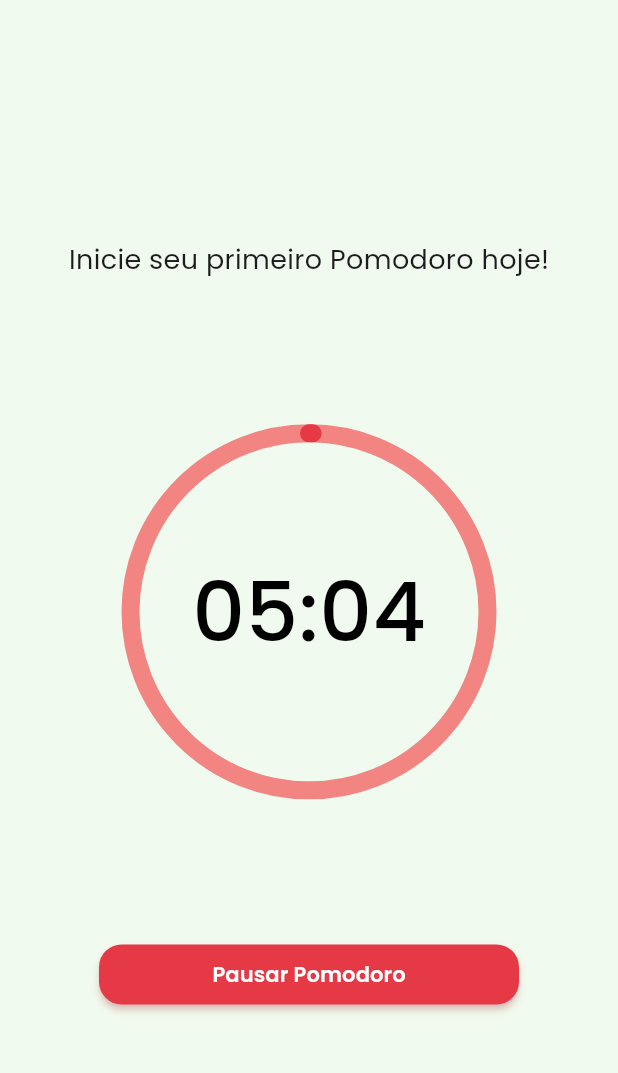
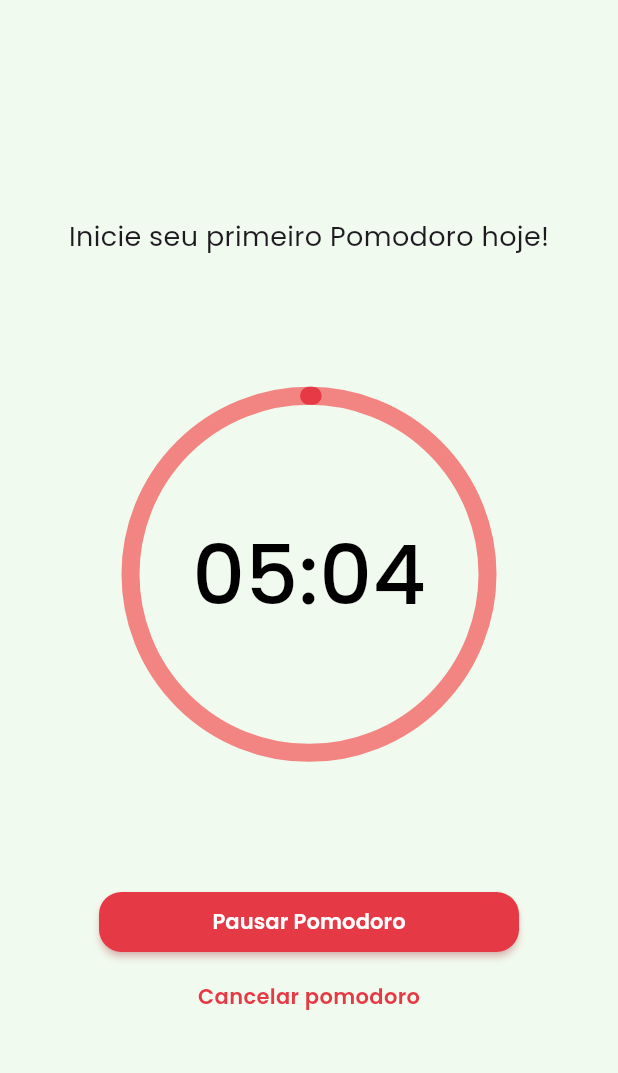
Before and after one commit to WandsonDev/Pomodoro_Timer, a Flutter app: the screen it shows after launch, after a tap on "Iniciar Pomodoro", on a phone screen of 412 x 824 dp, the part 84-1157 px from its top. Run offline on Flutter 3.47's test engine with Material 3 defaults, Android fonts, the light colour scheme and no system bars; drawn by our look-alikes of percent_indicator; our stand-ins replace google_fonts.

Commit message:
Cronômetro funcionando e UI aprimorada.

```diff
--- a/lib/screen/home_pages/home.dart
+++ b/lib/screen/home_pages/home.dart
@@ -1,8 +1,10 @@
-import 'dart:ffi';
+//import 'dart:ffi';
 import 'package:flutter/material.dart';
 import 'package:google_fonts/google_fonts.dart';
 import 'package:pomodoro_timer/utils/widgets.dart';
 import 'dart:async';
+
+import 'package:pomodoro_timer/utils/widgets/picker_style.dart';
 
 class HomePage extends StatefulWidget {
   const HomePage({super.key});
@@ -16,6 +18,10 @@ class _HomePageState extends State<HomePage> {
   int segundo = 5;
   int tempo = 0;
   int total = 0;
+  int percent = 0;
+  int selectedMin = 0;
+  int selectedSec = 0;
+
   Color buttonCollor = Color(0xFFE63946);
   String state = "start";
   String textButton = "Iniciar Pomodoro";
@@ -24,65 +30,55 @@ class _HomePageState extends State<HomePage> {
   bool rodando = false;
 
   void startTimer() {
-    if (state == "paused") {
-      // Retomar
-      rodando = true;
-      state = "running"; // atualiza antes do texto
-      setState(() {
-        textButton = "Pausar Pomodoro";
-      });
-
-      timer = Timer.periodic(const Duration(seconds: 1), (t) {
+    // Função interna que decrementa o tempo
+    void tick(Timer t) {
       setState(() {
         if (segundo > 0) {
           segundo--;
-          } else {
-            if (minuto > 0) {
+        } else if (minuto > 0) {
           minuto--;
           segundo = 59;
         } else {
+          // Timer terminou
           t.cancel();
           rodando = false;
           state = "start";
           textButton = "Iniciar Pomodoro";
+          return;
         }
+        tempo--; // decrementa contador global sempre
+      });
     }
-        });
-      });
-    } else if (state == "running") {
+
+    if (state == "running") {
       // Pausar
       timer?.cancel();
       rodando = false;
       state = "paused";
-      setState(() {
-        textButton = "Retomar Pomodoro";
-      });
-    } else if (state == "start") {
-      // Iniciar do início
+      setState(() => textButton = "Retomar Pomodoro");
+    } else {
+      // Start ou retomar
       rodando = true;
       state = "running";
-      setState(() {
-        textButton = "Pausar Pomodoro";
-      });
+      setState(() => textButton = "Pausar Pomodoro");
 
-      timer = Timer.periodic(const Duration(seconds: 1), (t) {
-        setState(() {
-          if (segundo > 0) {
-            segundo--;
-          } else {
-            if (minuto > 0) {
-              minuto--;
-              segundo = 59;
-            } else {
-              t.cancel();
-              rodando = false;
-              state = "start";
-              textButton = "Iniciar Pomodoro";
+      timer = Timer.periodic(const Duration(seconds: 1), tick);
     }
   }
+
+  void picker() {
+    if (state == "start") {
+      showTimePickerDialog(
+        context: context,
+        initialMin: minuto,
+        initialSec: segundo,
+        onConfirm: (min, seg) {
+          setState(() {
+            minuto = min;
+            segundo = seg;
           });
-        tempo--;
-      });
+        },
+      );
     }
   }
 
@@ -106,13 +102,20 @@ class _HomePageState extends State<HomePage> {
               "Inicie seu primeiro Pomodoro hoje!",
               style: GoogleFonts.poppins(fontSize: 18),
             ),
-            appProgress(
+            GestureDetector(
+              onTap: () {
+                picker();
+              },
+              child: appProgress(
                 time:
                     "${minuto.toString().padLeft(2, '0')}:${segundo.toString().padLeft(2, '0')}",
                 percent: 1 - (tempo / total),
               ),
+            ),
+            Column(
+              mainAxisAlignment: MainAxisAlignment.center,
+              children: [
                 Container(
-              margin: EdgeInsets.only(bottom: 50),
                   child: appButton(
                     text: textButton,
                     backgroundColor: buttonCollor,
@@ -125,6 +128,37 @@ class _HomePageState extends State<HomePage> {
                     },
                   ),
                 ),
+                Container(
+                  margin: EdgeInsets.only(top: 20, bottom: 50),
+                  child: Visibility(
+                    visible: state != "start",
+                    child: GestureDetector(
+                      child: Text(
+                        "Cancelar pomodoro",
+                        style: GoogleFonts.poppins(
+                          color: Color(0xFFE63946),
+                          fontWeight: FontWeight.w600,
+                        ),
+                      ),
+                      onTap: () {
+                        if (rodando || state == "paused") {
+                          timer?.cancel();
+                          setState(() {
+                            rodando = false;
+                            state = "start";
+                            minuto = 25;
+                            segundo = 0;
+                            tempo = 0;
+                            total = 0;
+                            textButton = "Iniciar Pomodoro";
+                          });
+                        }
+                      },
+                    ),
+                  ),
+                ),
+              ],
+            ),
           ],
         ),
       ),
--- a/lib/screen/loading_pages/loading.dart
+++ b/lib/screen/loading_pages/loading.dart
@@ -36,7 +36,6 @@ class _LoadingPageState extends State<LoadingPage> {
             ),
 
             Column(
-
               children: [
                 Text(
                   "Pomodoro",
--- a/lib/utils/widgets.dart
+++ b/lib/utils/widgets.dart
@@ -1,3 +1,4 @@
 export 'widgets/appbar_style.dart';
 export 'widgets/button_style.dart';
 export 'widgets/progress_style.dart';
+import 'widgets/picker_style.dart';
--- a/lib/utils/widgets/button_style.dart
+++ b/lib/utils/widgets/button_style.dart
@@ -7,10 +7,10 @@ Widget appButton({
   double width = 280,
   double height = 40,
   double borderRadius = 15,
-  Color backgroundColor = const Color(0xFFE63946), // Tomate Vivo
-  Color foregroundColor = Colors.white, // Texto padrão
+  Color backgroundColor = const Color(0xFFE63946),
+  Color foregroundColor = Colors.white,
 
-  Color? shadowColor, // Sombra opcional
+  Color? shadowColor,
   double elevation = 2,
 }) {
   return SizedBox(
```
Also changed, not shown: lib/utils/widgets/picker_style.dart (added, +108 -0 lines), 5 other files. Lines whose indentation alone changed are shown as unchanged.
